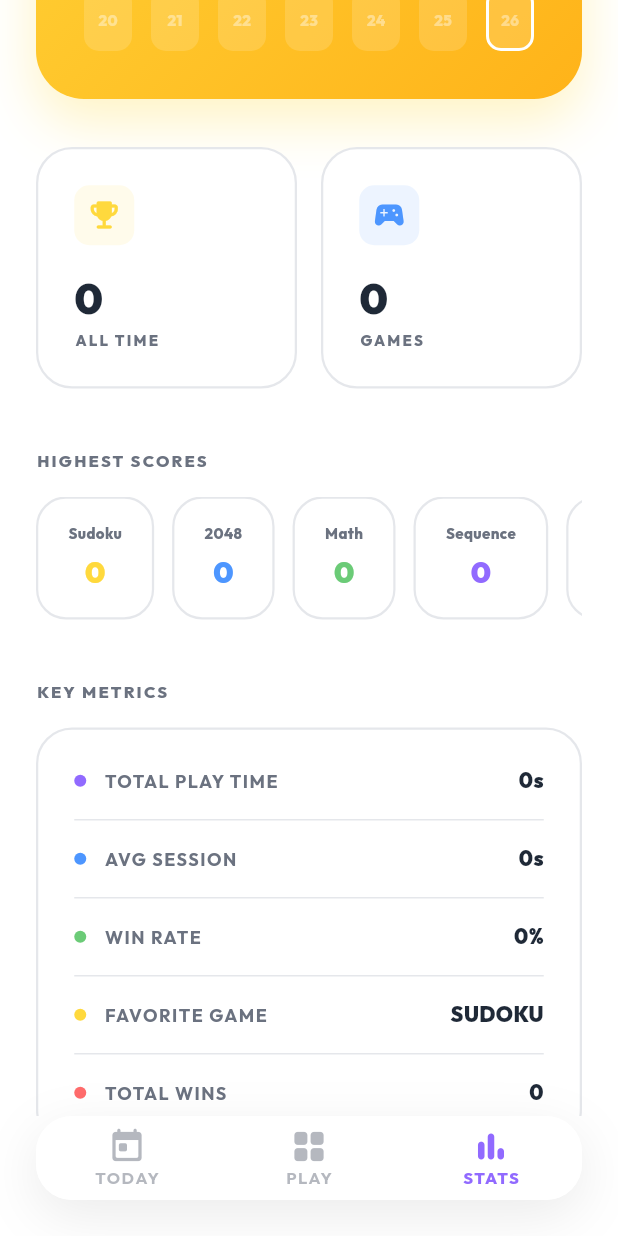
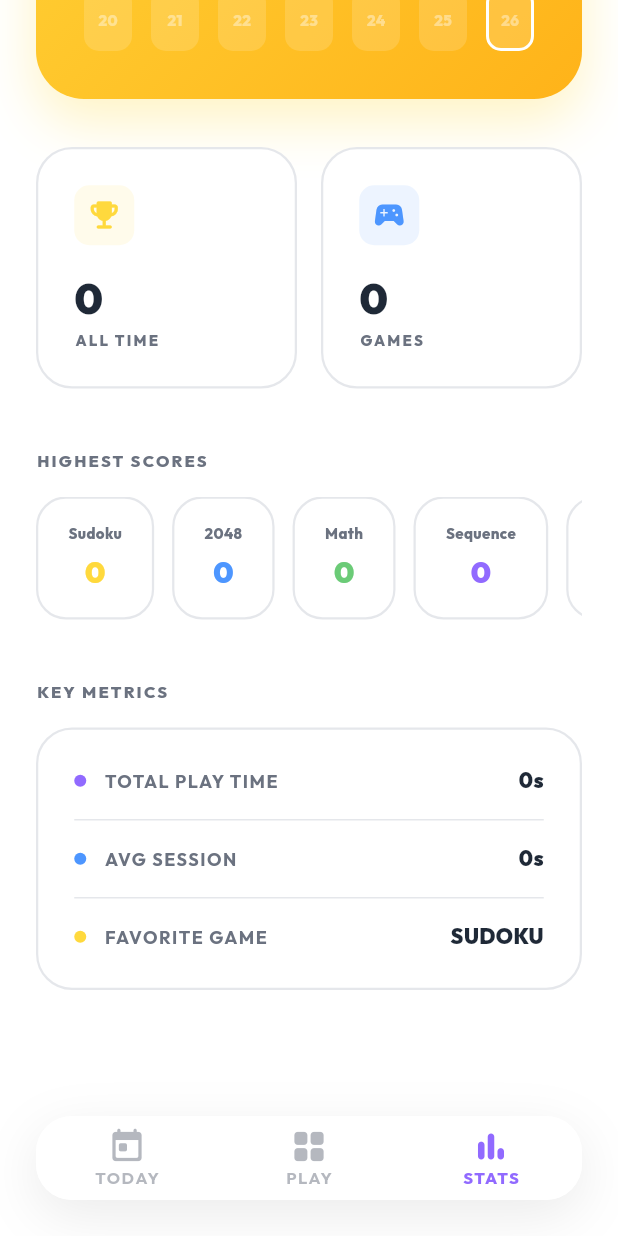
Before and after one commit to The-honoured1/numbers, a Flutter app: the screen it shows after launch, item 3 of the bottom bar chosen, scrolled down 410 dp, on a phone screen of 412 x 824 dp. Run offline on Flutter 3.47's test engine with Material 3 defaults, Android fonts, the phone set to English and light mode, and no system bars; our stand-ins replace flutter_animate, google_fonts, google_mobile_ads, shared_preferences.

Commit message:
feat: implement game-specific high score logic and remove win rate metrics from home screen

```diff
--- a/lib/games/ascend/ascend_screen.dart
+++ b/lib/games/ascend/ascend_screen.dart
@@ -67,6 +67,7 @@ class _AscendScreenState extends State<AscendScreen> {
         _score += 10;
         _timeLeft += 1; // Bonus time
       });
+      StorageService().saveHighScore('ascend', _score);
       if (_nextIdx == _sorted.length) {
         _timer?.cancel();
         _startNewRound();
--- a/lib/games/game_2048/screen_2048.dart
+++ b/lib/games/game_2048/screen_2048.dart
@@ -37,6 +37,7 @@ class _Screen2048State extends State<Screen2048> {
     setState(() {
       _logic.move(dir);
     });
+    StorageService().saveHighScore('2048', _logic.score);
     if (_logic.over) _showGameOver();
     if (_logic.won) _showWinDialog();
   }
--- a/lib/games/sequence/sequence_screen.dart
+++ b/lib/games/sequence/sequence_screen.dart
@@ -50,7 +50,7 @@ class _SequenceScreenState extends State<SequenceScreen> {
           AdService().showInterstitialAd();
         }
 
-        _question = _logic.generate();
+        _question = _logic.generate(_streak);
         _controller.clear();
       });
       _storage.saveHighScore('sequence', _score);
--- a/lib/presentation/screens/home_screen.dart
+++ b/lib/presentation/screens/home_screen.dart
@@ -488,11 +488,9 @@ class _StatsView extends StatelessWidget {
   }
 
   Widget _buildMetricsTable() {
-    final totalWins = storage.getTotalWins();
     final totalPlays = storage.gamesPlayed;
     final totalTime = storage.getTotalPlayTime();
     final avgSession = totalPlays > 0 ? (totalTime / totalPlays).round() : 0;
-    final winRate = totalPlays > 0 ? (totalWins / totalPlays * 100).toStringAsFixed(0) : "0";
     final favorite = storage.getFavoriteGame();
 
     return Container(
@@ -508,11 +506,7 @@ class _StatsView extends StatelessWidget {
           const Divider(height: 32, color: NumbersColors.border),
           _metricRow("AVG SESSION", StorageService.formatDuration(avgSession), NumbersColors.blue),
           const Divider(height: 32, color: NumbersColors.border),
-          _metricRow("WIN RATE", "$winRate%", NumbersColors.green),
-          const Divider(height: 32, color: NumbersColors.border),
           _metricRow("FAVORITE GAME", favorite, NumbersColors.yellow),
-          const Divider(height: 32, color: NumbersColors.border),
-          _metricRow("TOTAL WINS", "$totalWins", NumbersColors.coral),
         ],
       ),
     );
```
Also changed, not shown: lib/games/sequence/sequence_logic.dart (+9 -8 lines), lib/services/storage_service.dart (+11 -2 lines).
